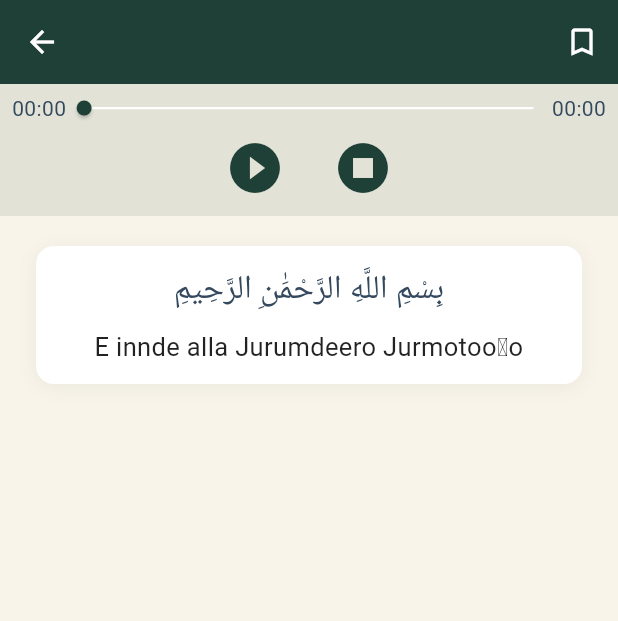
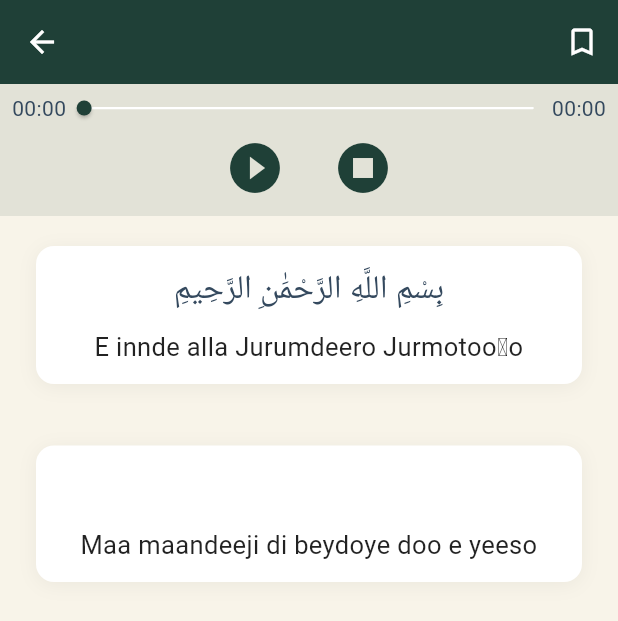
Before and after one commit to kawkumputer/quraan-pulaar-flutter, a Flutter app: the SurahContentScreen screen opened directly with empty values, on a phone screen of 412 x 824 dp. Shown: the top 621 px of the screen. Run offline on Flutter 3.47's test engine with Material 3 defaults, Android fonts, the phone set to English and light mode, and no system bars; our stand-ins replace cloud_firestore, connectivity_plus, device_info_plus, dio, firebase_core, get and 4 more; accounts and stored records are empty; generated files the repository leaves out were written again; Roboto replaces fonts that are missing (Uthmani); project files that could hold a hidden picture were left out.

Commit message:
Show no verses message if there is no verse in a surah

```diff
--- a/lib/features/surah/surah_content_screen.dart
+++ b/lib/features/surah/surah_content_screen.dart
@@ -197,7 +197,9 @@ class _SurahContentScreenState extends State<SurahContentScreen> {
               child: ListView.builder(
                 controller: _scrollController,
                 padding: EdgeInsets.zero,
-                itemCount: widget.surah.number == 1 ? widget.surah.verses.length : widget.surah.verses.length + 1,
+                itemCount: widget.surah.verses.isEmpty
+                    ? (widget.surah.number == 1 ? 1 : 2)  // Empty surah: 1 item for Fatiha, 2 for others (Basmala + message)
+                    : (widget.surah.number == 1 ? widget.surah.verses.length : widget.surah.verses.length + 1), // Normal case
                 itemBuilder: (context, index) {
                   // Show Basmala for all surahs except Al-Fatiha (surah 1)
                   if (widget.surah.number != 1 && index == 0) {
@@ -217,20 +219,48 @@ class _SurahContentScreenState extends State<SurahContentScreen> {
                     );
                   }
 
-                  final verse = widget.surah.verses[widget.surah.number == 1 ? index : index - 1];
+                  // Show "verses coming soon" message after Basmala (or as first item for Fatiha)
+                  if (widget.surah.verses.isEmpty &&
+                      ((widget.surah.number == 1 && index == 0) ||
+                       (widget.surah.number != 1 && index == 1))) {
                     return Container(
                       margin: const EdgeInsets.only(bottom: 1.0),
-                    color: (widget.surah.number == 1 ? index : index - 1) == _currentVerseIndex
+                      child: Padding(
+                        padding: const EdgeInsets.symmetric(horizontal: 8.0, vertical: 12.0),
+                        child: VerseCard(
+                          verse: VerseModel(
+                            number: 0,
+                            arabic: '',
+                            pulaar: 'Maa maandeeji di beydoye doo e yeeso',
+                          ),
+                          isCurrentVerse: false,
+                        ),
+                      ),
+                    );
+                  }
+
+                  // Show verses if available
+                  if (widget.surah.verses.isNotEmpty) {
+                    final verseIndex = widget.surah.number == 1 ? index : index - 1;
+                    if (verseIndex >= 0 && verseIndex < widget.surah.verses.length) {
+                      final verse = widget.surah.verses[verseIndex];
+                      return Container(
+                        margin: const EdgeInsets.only(bottom: 1.0),
+                        color: verseIndex == _currentVerseIndex
                             ? Theme.of(context).primaryColor.withOpacity(0.05)
                             : null,
                         child: Padding(
                           padding: const EdgeInsets.symmetric(horizontal: 8.0, vertical: 12.0),
                           child: VerseCard(
                             verse: verse,
-                        isCurrentVerse: (widget.surah.number == 1 ? index : index - 1) == _currentVerseIndex && _audioPlayer.playing,
+                            isCurrentVerse: verseIndex == _currentVerseIndex && _audioPlayer.playing,
                           ),
                         ),
                       );
+                    }
+                  }
+
+                  return const SizedBox.shrink();
                 },
               ),
             ),
```
Lines whose indentation alone changed are shown as unchanged.
